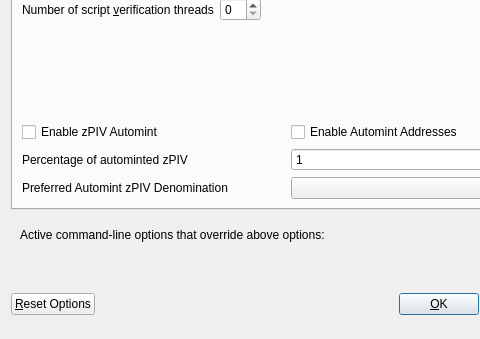
Qt form src/qt/forms/optionsdialog.ui (mk2crypto/MK2) before a commit; both pictures show x 0 to 480 and y 103 to 442 of the 576 by 442 pixel window.
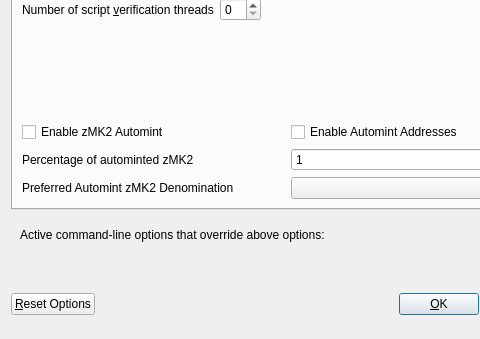
The same form after that commit. Custom widgets are drawn as their Qt base class.

```diff
--- a/src/qt/forms/optionsdialog.ui
+++ b/src/qt/forms/optionsdialog.ui
@@ -147,7 +147,7 @@
                <enum>Qt::LeftToRight</enum>
               </property>
               <property name="text">
-               <string>Enable zPIV Automint</string>
+               <string>Enable zMK2 Automint</string>
               </property>
              </widget>
             </item>
@@ -174,7 +174,7 @@
                <string>Percentage of incoming PIV which get automatically converted to zPIV via Zerocoin Protocol (min: 10%)</string>
               </property>
               <property name="text">
-               <string>Percentage of autominted zPIV</string>
+               <string>Percentage of autominted zMK2</string>
               </property>
              </widget>
             </item>
@@ -207,7 +207,7 @@
                <string>Wait with automatic conversion to Zerocoin until enough PIV for this denomination is available</string>
               </property>
               <property name="text">
-               <string>Preferred Automint zPIV Denomination</string>
+               <string>Preferred Automint zMK2 Denomination</string>
               </property>
              </widget>
             </item>
```
Left out of the diff: 6 changed lines with no effect on the pictures.
